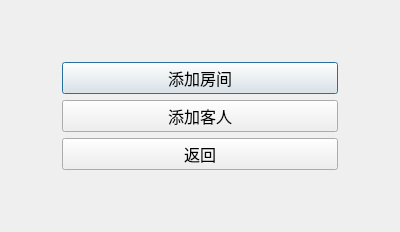
First picture: the form in Hotel Managing System/Insert Dialog.ui, repository Shu-Huai/Hotel-Managing-System, before the edit.
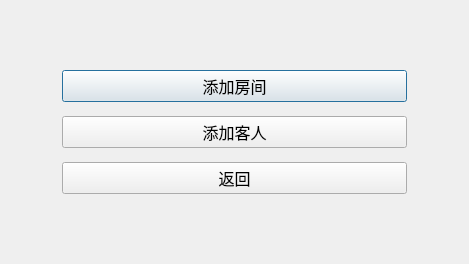
Second picture: the form after the edit.

What changed in the file:
```diff
--- a/Hotel Managing System/Insert Dialog.ui
+++ b/Hotel Managing System/Insert Dialog.ui
@@ -6,10 +6,16 @@
    <rect>
     <x>0</x>
     <y>0</y>
-    <width>400</width>
-    <height>225</height>
+    <width>469</width>
+    <height>264</height>
    </rect>
   </property>
+  <property name="minimumSize">
+   <size>
+    <width>469</width>
+    <height>264</height>
+   </size>
+  </property>
   <property name="windowTitle">
    <string>InsertDialog</string>
   </property>
```
